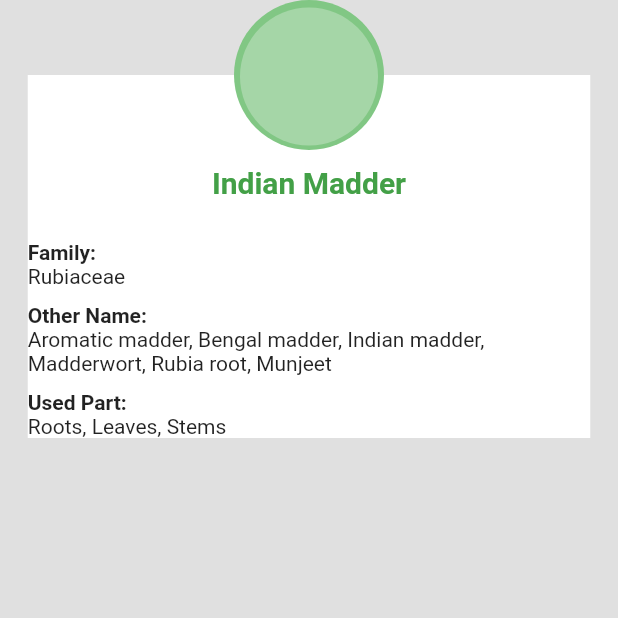
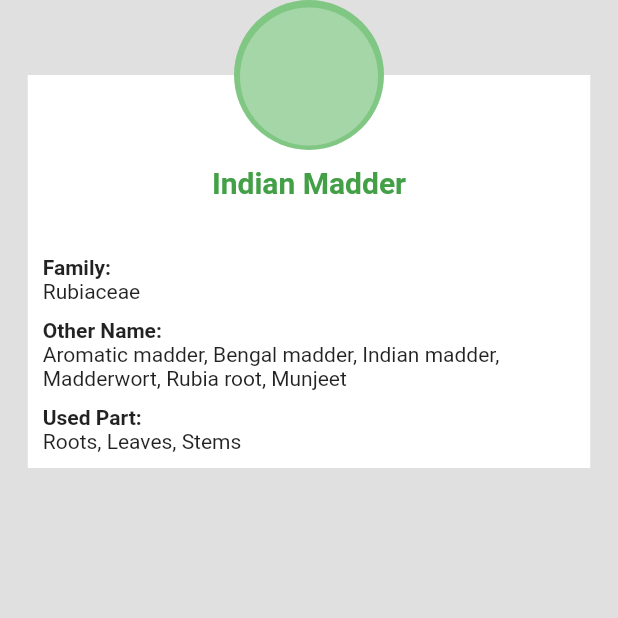
Before and after one commit to jorgegh2/Fluttern-exercises, a Flutter app: the screen it shows after launch, on a phone screen of 412 x 824 dp, the top half of it. Run offline on Flutter 3.47's test engine with Material 2 defaults, Android fonts, the phone set to English and light mode, and no system bars.

Commit message:
first container with padding

```diff
--- a/task1jorgegemasherencia/lib/main.dart
+++ b/task1jorgegemasherencia/lib/main.dart
@@ -30,6 +30,7 @@ class MyApp extends StatelessWidget {
               Positioned(
                 top: 50,
                 child: Container(
+                  padding: EdgeInsets.all(10),
                   width: 375,
                   child: Column(
                     crossAxisAlignment: CrossAxisAlignment.start,
@@ -40,9 +41,19 @@ class MyApp extends StatelessWidget {
                       Column(
                         crossAxisAlignment: CrossAxisAlignment.start,
                         children: <Widget>[
-                          TextCamp(textBold: "Family:", description: "Rubiaceae",),
-                          TextCamp(textBold: "Other Name:", description: "Aromatic madder, Bengal madder, Indian madder, Madderwort, Rubia root, Munjeet",),
-                          TextCamp(textBold: "Used Part:", description: "Roots, Leaves, Stems",),
+                          TextCamp(
+                            textBold: "Family:",
+                            description: "Rubiaceae",
+                          ),
+                          TextCamp(
+                            textBold: "Other Name:",
+                            description:
+                                "Aromatic madder, Bengal madder, Indian madder, Madderwort, Rubia root, Munjeet",
+                          ),
+                          TextCamp(
+                            textBold: "Used Part:",
+                            description: "Roots, Leaves, Stems",
+                          ),
                         ],
                       ),
                     ],
@@ -63,7 +74,7 @@ class TextCamp extends StatelessWidget {
   final String textBold;
   final String description;
 
-  TextCamp({this.textBold,this.description});
+  TextCamp({this.textBold, this.description});
 
   @override
   Widget build(BuildContext context) {
```
